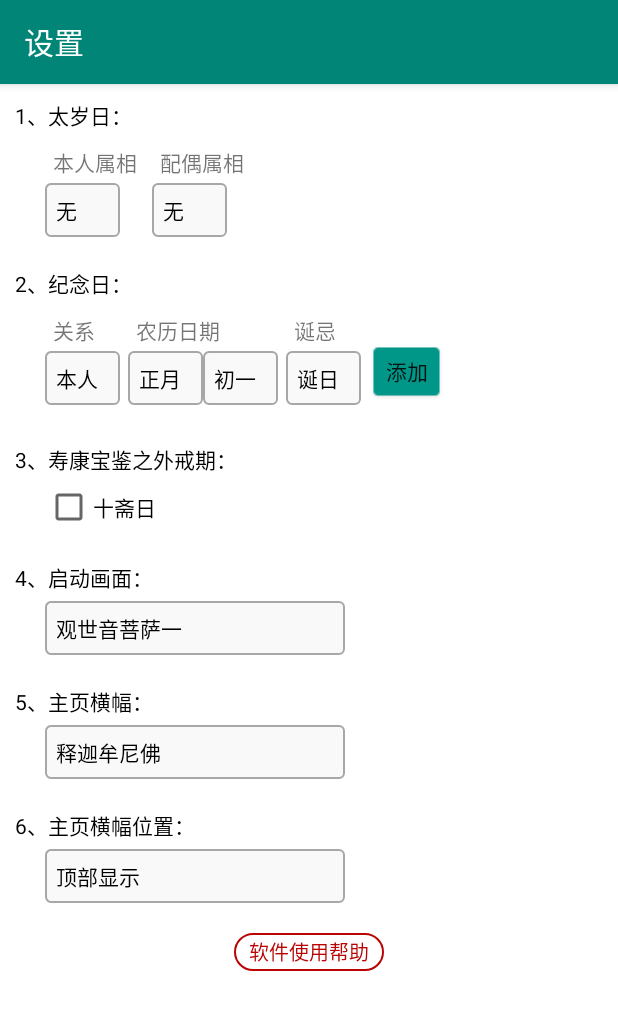
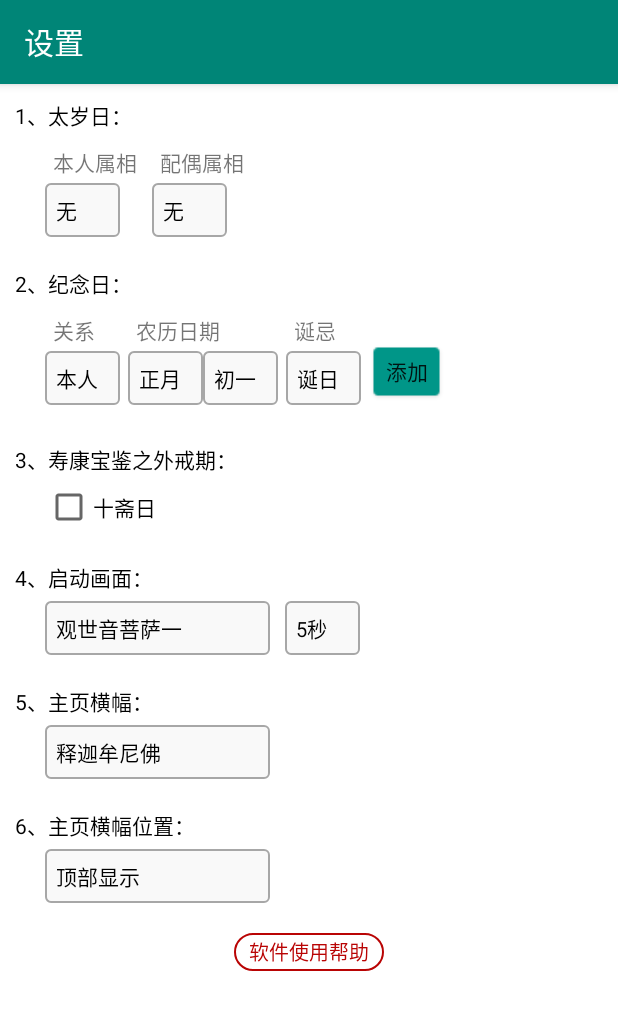
Before and after one commit to wangsc1985/rc, an Android app: the SettingActivity screen opened directly, with no data from a screen before it, on a phone screen of 412 x 824 dp. Shown: the top 1010 px of the screen. Run offline under Robolectric (Android 15) with nearby library versions, the phone set to English and light mode, and no system bars; network calls fail; Roboto replaces fonts that are not available here.

Commit message:
首次提交

```diff
--- a/app/src/main/java/com/wang17/religiouscalendar/activity/SettingActivity.java
+++ b/app/src/main/java/com/wang17/religiouscalendar/activity/SettingActivity.java
@@ -26,7 +26,6 @@ import com.wang17.religiouscalendar.R;
 import com.wang17.religiouscalendar.emnu.MDrelation;
 import com.wang17.religiouscalendar.emnu.MDtype;
 import com.wang17.religiouscalendar.emnu.Zodiac;
-import com.wang17.religiouscalendar.helper.SettingKey;
 import com.wang17.religiouscalendar.helper._Helper;
 import com.wang17.religiouscalendar.helper._Session;
 import com.wang17.religiouscalendar.helper._String;
@@ -42,8 +41,8 @@ import java.util.UUID;
 
 public class SettingActivity extends AppCompatActivity {
 
-    private Spinner spinnerZodiac1, spinnerZodiac2, spinnerMDtype, spinnerMDrelation, spinnerMonth, spinnerDay, spinnerWelcome, spinnerBanner, spinnerBannerPosition;
-    private Button btnAddMD;
+    private Spinner spinner_zodiac1, spinner_zodiac2, spinner_mdtype, spinner_mdrelation, spinner_month, spinner_day, spinner_welcome, spinner_duration, spinner_banner, spinner_bannerPosition;
+    private Button btn_addMD;
     private CheckBox checkBox_szr;
     private TextView textView_guide, textView_update;
 
@@ -62,17 +61,18 @@ public class SettingActivity extends AppCompatActivity {
 
 
         try {
-            spinnerZodiac1 = (Spinner) findViewById(R.id.spinner_zodiac1);
-            spinnerZodiac2 = (Spinner) findViewById(R.id.spinner_zodiac2);
-            spinnerMDtype = (Spinner) findViewById(R.id.spinner_mdtype);
-            spinnerMDrelation = (Spinner) findViewById(R.id.spinner_mdrelation);
-            spinnerMonth = (Spinner) findViewById(R.id.spinner_month);
-            spinnerDay = (Spinner) findViewById(R.id.spinner_day);
-            spinnerWelcome = (Spinner) findViewById(R.id.spinner_buddha);
-            spinnerBanner = (Spinner) findViewById(R.id.spinner_banner);
-            spinnerBannerPosition = (Spinner) findViewById(R.id.spinner_bannerPositio);
+            spinner_zodiac1 = (Spinner) findViewById(R.id.spinner_zodiac1);
+            spinner_zodiac2 = (Spinner) findViewById(R.id.spinner_zodiac2);
+            spinner_mdtype = (Spinner) findViewById(R.id.spinner_mdtype);
+            spinner_mdrelation = (Spinner) findViewById(R.id.spinner_mdrelation);
+            spinner_month = (Spinner) findViewById(R.id.spinner_month);
+            spinner_day = (Spinner) findViewById(R.id.spinner_day);
+            spinner_welcome = (Spinner) findViewById(R.id.spinner_welcome);
+            spinner_duration = (Spinner) findViewById(R.id.spinner_duration);
+            spinner_banner = (Spinner) findViewById(R.id.spinner_banner);
+            spinner_bannerPosition = (Spinner) findViewById(R.id.spinner_bannerPositio);
 
-            btnAddMD = (Button) findViewById(R.id.button_AddMD);
+            btn_addMD = (Button) findViewById(R.id.button_addMD);
             textView_guide = (TextView) findViewById(R.id.textView_guide);
             textView_update = (TextView) findViewById(R.id.textView_update);
 
@@ -95,56 +95,50 @@ public class SettingActivity extends AppCompatActivity {
 //        if (UpdateManager.isUpdate())
 //            textView_update.setVisibility(View.VISIBLE);
 
-        Setting szr = dataContext.getSetting(SettingKey.szr.toString());
+        Setting szr = dataContext.getSetting(Setting.KEYS.szr.toString());
         if (szr == null) {
-            dataContext.addSetting(SettingKey.szr.toString(), false + "");
+            dataContext.addSetting(Setting.KEYS.szr.toString(), false + "");
             checkBox_szr.setChecked(false);
         } else {
             checkBox_szr.setChecked(Boolean.parseBoolean(szr.getValue()));
         }
 
-        this.initializeZodiac(spinnerZodiac1);
-        this.initializeZodiac(spinnerZodiac2);
-        Setting zodiac1 = dataContext.getSetting(SettingKey.zodiac1.toString());
-        Setting zodiac2 = dataContext.getSetting(SettingKey.zodiac2.toString());
+        this.initializeZodiac(spinner_zodiac1);
+        this.initializeZodiac(spinner_zodiac2);
+        Setting zodiac1 = dataContext.getSetting(Setting.KEYS.zodiac1.toString());
+        Setting zodiac2 = dataContext.getSetting(Setting.KEYS.zodiac2.toString());
         if (zodiac1 != null) {
-            spinnerZodiac1.setSelection(Zodiac.fromString(zodiac1.getValue()).toInt());
+            spinner_zodiac1.setSelection(Zodiac.fromString(zodiac1.getValue()).toInt());
         }
         if (zodiac2 != null) {
-            spinnerZodiac2.setSelection(Zodiac.fromString(zodiac2.getValue()).toInt());
+            spinner_zodiac2.setSelection(Zodiac.fromString(zodiac2.getValue()).toInt());
         }
 
         List<String> list = new ArrayList<String>();
         for (int i = 0; i < MDtype.count(); i++) {
             list.add(MDtype.fromInt(i).toString());
         }
-        this.fillSpinner(spinnerMDtype, list);
+        this.fillSpinner(spinner_mdtype, list);
         List<String> list2 = new ArrayList<String>();
         for (int i = 0; i < MDrelation.count(); i++) {
             list2.add(MDrelation.fromInt(i).toString());
         }
-        this.fillSpinner(spinnerMDrelation, list2);
+        this.fillSpinner(spinner_mdrelation, list2);
 
-        this.initializeLunarMonth(spinnerMonth);
-        this.initializeLunarDay(spinnerDay);
+        this.initializeLunarMonth(spinner_month);
+        this.initializeLunarDay(spinner_day);
 
-        this.initializeBuddha(spinnerWelcome);
-        Setting welcome = dataContext.getSetting(SettingKey.welcome.toString());
-        if (welcome != null) {
-            spinnerWelcome.setSelection(Integer.parseInt(welcome.getValue()));
-        }
+        this.initializeWelcome();
+        spinner_welcome.setSelection(Integer.parseInt(dataContext.getSetting(Setting.KEYS.welcome.toString(), 0).getValue()));
 
-        this.initializeBanner(spinnerBanner);
-        Setting banner = dataContext.getSetting(SettingKey.banner.toString());
-        if (banner != null) {
-            spinnerBanner.setSelection(Integer.parseInt(banner.getValue()));
-        }
+        this.initializeDuration();
+        spinner_duration.setSelection(Integer.parseInt(dataContext.getSetting(Setting.KEYS.welcome_duration.toString(), 3).getValue()));
 
-        this.initializeBannerPosition(spinnerBannerPosition);
-        Setting bannerPostion = dataContext.getSetting(SettingKey.bannerPositoin.toString());
-        if (bannerPostion != null) {
-            spinnerBannerPosition.setSelection(Integer.parseInt(bannerPostion.getValue()));
-        }
+        this.initializeBanner();
+        spinner_banner.setSelection(Integer.parseInt(dataContext.getSetting(Setting.KEYS.banner.toString(), 0).getValue()));
+
+        this.initializeBannerPosition();
+        spinner_bannerPosition.setSelection(Integer.parseInt(dataContext.getSetting(Setting.KEYS.bannerPositoin.toString(), 0).getValue()));
 
         List<MemorialDay> memorialDays = dataContext.getMemorialDays();
 
@@ -235,15 +229,15 @@ public class SettingActivity extends AppCompatActivity {
                 calenderChanged = true;
             }
         });
-        btnAddMD.setOnClickListener(new View.OnClickListener() {
+        btn_addMD.setOnClickListener(new View.OnClickListener() {
             @Override
             public void onClick(View v) {
                 try {
                     MemorialDay md = new MemorialDay();
-                    String relation = spinnerMDrelation.getSelectedItem().toString();
-                    String type = spinnerMDtype.getSelectedItem().toString();
-                    String month = spinnerMonth.getSelectedItem().toString();
-                    String day = spinnerDay.getSelectedItem().toString();
+                    String relation = spinner_mdrelation.getSelectedItem().toString();
+                    String type = spinner_mdtype.getSelectedItem().toString();
+                    String month = spinner_month.getSelectedItem().toString();
+                    String day = spinner_day.getSelectedItem().toString();
                     md.setRelation(MDrelation.fromString(relation));
                     md.setType(MDtype.fromString(type));
                     md.setLunarDate(new LunarDate(month, day));
@@ -259,12 +253,12 @@ public class SettingActivity extends AppCompatActivity {
                 }
             }
         });
-        spinnerZodiac1.setOnItemSelectedListener(new AdapterView.OnItemSelectedListener() {
+        spinner_zodiac1.setOnItemSelectedListener(new AdapterView.OnItemSelectedListener() {
             @Override
             public void onItemSelected(AdapterView<?> parent, View view, int position, long id) {
-                Setting setting = dataContext.getSetting(SettingKey.zodiac1.toString());
-                String zodiac = spinnerZodiac1.getItemAtPosition(position).toString();
-                dataContext.editSetting(SettingKey.zodiac1.toString(), zodiac);
+                Setting setting = dataContext.getSetting(Setting.KEYS.zodiac1.toString());
+                String zodiac = spinner_zodiac1.getItemAtPosition(position).toString();
+                dataContext.editSetting(Setting.KEYS.zodiac1.toString(), zodiac);
                 if (setting != null && !setting.getValue().equals(zodiac)) {
                     calenderChanged = true;
                     snackbarSaved();
@@ -276,12 +270,12 @@ public class SettingActivity extends AppCompatActivity {
 
             }
         });
-        spinnerZodiac2.setOnItemSelectedListener(new AdapterView.OnItemSelectedListener() {
+        spinner_zodiac2.setOnItemSelectedListener(new AdapterView.OnItemSelectedListener() {
             @Override
             public void onItemSelected(AdapterView<?> parent, View view, int position, long id) {
-                Setting setting = dataContext.getSetting(SettingKey.zodiac2.toString());
-                String zodiac = spinnerZodiac2.getItemAtPosition(position).toString();
-                dataContext.editSetting(SettingKey.zodiac2.toString(), zodiac);
+                Setting setting = dataContext.getSetting(Setting.KEYS.zodiac2.toString());
+                String zodiac = spinner_zodiac2.getItemAtPosition(position).toString();
+                dataContext.editSetting(Setting.KEYS.zodiac2.toString(), zodiac);
                 if (setting != null && !setting.getValue().equals(zodiac)) {
                     calenderChanged = true;
                     snackbarSaved();
@@ -293,17 +287,12 @@ public class SettingActivity extends AppCompatActivity {
 
             }
         });
-        spinnerWelcome.setOnItemSelectedListener(new AdapterView.OnItemSelectedListener() {
+        spinner_welcome.setOnItemSelectedListener(new AdapterView.OnItemSelectedListener() {
                                                       @Override
                                                       public void onItemSelected(AdapterView<?> parent, View view, int position, long id) {
-                                                         Setting setting = dataContext.getSetting(SettingKey.welcome.toString());
-                                                         if (setting != null) {
-                                                             if (!setting.getValue().equals(spinnerWelcome.getSelectedItemPosition() + "")) {
-                                                                 dataContext.editSetting(SettingKey.welcome.toString(), spinnerWelcome.getSelectedItemPosition() + "");
-                                                                 snackbarSaved();
-                                                             }
-                                                         } else {
-                                                             dataContext.addSetting(SettingKey.welcome.toString(), spinnerWelcome.getSelectedItemPosition() + "");
+                                                          Setting setting = dataContext.getSetting(Setting.KEYS.welcome.toString(), 0);
+                                                          if (!setting.getValue().equals(spinner_welcome.getSelectedItemPosition() + "")) {
+                                                              dataContext.editSetting(Setting.KEYS.welcome.toString(), spinner_welcome.getSelectedItemPosition() + "");
                                                               snackbarSaved();
                                                           }
                                                       }
@@ -315,22 +304,37 @@ public class SettingActivity extends AppCompatActivity {
                                                   }
 
         );
-        spinnerBanner.setOnItemSelectedListener(new AdapterView.OnItemSelectedListener() {
+        spinner_duration.setOnItemSelectedListener(new AdapterView.OnItemSelectedListener() {
+            @Override
+            public void onItemSelected(AdapterView<?> parent, View view, int position, long id) {
+                Setting setting = dataContext.getSetting(Setting.KEYS.welcome_duration.toString(), 3);
+                if (!setting.getValue().equals(spinner_duration.getSelectedItemPosition() + "")) {
+                    dataContext.editSetting(Setting.KEYS.welcome_duration.toString(),(spinner_duration.getSelectedItemPosition()) + "");
+                    snackbarSaved();
+                }
+            }
+
+            @Override
+            public void onNothingSelected(AdapterView<?> parent) {
+
+            }
+        });
+        spinner_banner.setOnItemSelectedListener(new AdapterView.OnItemSelectedListener() {
                                                      @Override
                                                      public void onItemSelected(AdapterView<?> parent, View view, int position,
                                                                                 long id) {
 
-                                                        Setting setting = dataContext.getSetting(SettingKey.banner.toString());
+                                                         Setting setting = dataContext.getSetting(Setting.KEYS.banner.toString());
                                                          if (setting != null) {
-                                                            if (!setting.getValue().equals(spinnerBanner.getSelectedItemPosition() + "")) {
+                                                             if (!setting.getValue().equals(spinner_banner.getSelectedItemPosition() + "")) {
                                                                  bannerChanged = true;
-                                                                dataContext.editSetting(SettingKey.banner.toString(), spinnerBanner.getSelectedItemPosition() + "");
+                                                                 dataContext.editSetting(Setting.KEYS.banner.toString(), spinner_banner.getSelectedItemPosition() + "");
                                                                  snackbarSaved();
                                                              }
                                                          } else {
-                                                            if (spinnerBanner.getSelectedItemPosition() != 0) {
+                                                             if (spinner_banner.getSelectedItemPosition() != 0) {
                                                                  bannerChanged = true;
-                                                                dataContext.addSetting(SettingKey.banner.toString(), spinnerBanner.getSelectedItemPosition() + "");
+                                                                 dataContext.addSetting(Setting.KEYS.banner.toString(), spinner_banner.getSelectedItemPosition() + "");
                                                                  snackbarSaved();
                                                              }
                                                          }
@@ -343,20 +347,20 @@ public class SettingActivity extends AppCompatActivity {
                                                  }
 
         );
-        spinnerBannerPosition.setOnItemSelectedListener(new AdapterView.OnItemSelectedListener() {
+        spinner_bannerPosition.setOnItemSelectedListener(new AdapterView.OnItemSelectedListener() {
             @Override
             public void onItemSelected(AdapterView<?> parent, View view, int position, long id) {
-                Setting setting = dataContext.getSetting(SettingKey.bannerPositoin.toString());
+                Setting setting = dataContext.getSetting(Setting.KEYS.bannerPositoin.toString());
                 if (setting != null) {
-                    if (!setting.getValue().equals(spinnerBannerPosition.getSelectedItemPosition() + "")) {
+                    if (!setting.getValue().equals(spinner_bannerPosition.getSelectedItemPosition() + "")) {
                         bannerPositionChanged = true;
-                        dataContext.editSetting(SettingKey.bannerPositoin.toString(), spinnerBannerPosition.getSelectedItemPosition() + "");
+                        dataContext.editSetting(Setting.KEYS.bannerPositoin.toString(), spinner_bannerPosition.getSelectedItemPosition() + "");
                         snackbarSaved();
                     }
                 } else {
-                    if (spinnerBannerPosition.getSelectedItemPosition() != 0) {
+                    if (spinner_bannerPosition.getSelectedItemPosition() != 0) {
                         bannerPositionChanged = true;
-                        dataContext.addSetting(SettingKey.bannerPositoin.toString(), spinnerBannerPosition.getSelectedItemPosition() + "");
+                        dataContext.addSetting(Setting.KEYS.bannerPositoin.toString(), spinner_bannerPosition.getSelectedItemPosition() + "");
                         snackbarSaved();
                     }
                 }
@@ -369,28 +373,39 @@ public class SettingActivity extends AppCompatActivity {
         });
     }
 
-    private void initializeBannerPosition(Spinner spinner) {
+    private void initializeDuration() {
+        List<String> list = new ArrayList<String>();
+        list.add("2秒");
+        list.add("3秒");
+        list.add("4秒");
+        list.add("5秒");
+        list.add("6秒");
+        list.add("7秒");
+        this.fillSpinner(spinner_duration, list);
+    }
+
+    private void initializeBannerPosition() {
         List<String> list = new ArrayList<String>();
         list.add("顶部显示");
         list.add("下部显示");
         list.add("不显示");
-        this.fillSpinner(spinner, list);
+        this.fillSpinner(spinner_bannerPosition, list);
     }
 
-    private void initializeBanner(Spinner spinner) {
+    private void initializeBanner() {
         List<String> list = new ArrayList<String>();
         for (int i = 0; i < _Session.banners.size(); i++) {
             list.add(_Session.banners.get(i).getListItemString());
         }
-        this.fillSpinner(spinner, list);
+        this.fillSpinner(spinner_banner, list);
     }
 
-    private void initializeBuddha(Spinner spinner) {
+    private void initializeWelcome() {
         List<String> list = new ArrayList<String>();
         for (int i = 0; i < _Session.welcomes.size(); i++) {
             list.add(_Session.welcomes.get(i).getListItemString());
         }
-        this.fillSpinner(spinner, list);
+        this.fillSpinner(spinner_welcome, list);
     }
 
     private void initializeZodiac(Spinner spinner) {
--- a/app/src/main/java/com/wang17/religiouscalendar/helper/SettingKey.java
+++ b/app/src/main/java/com/wang17/religiouscalendar/helper/SettingKey.java
@@ -4,5 +4,4 @@ package com.wang17.religiouscalendar.helper;
  * Created by 阿弥陀佛 on 2016/10/3.
  */
 public enum SettingKey {
-    banner,bannerPositoin,welcome,zodiac1,zodiac2,szr,latestVersionCode
 }
--- a/app/src/main/java/com/wang17/religiouscalendar/model/DataContext.java
+++ b/app/src/main/java/com/wang17/religiouscalendar/model/DataContext.java
@@ -118,10 +118,7 @@ public class DataContext {
         return null;
     }
 
-    public Setting getSetting(String key, Object defaultValue) throws Exception{
-        if(defaultValue==null){
-            throw new Exception("defaultValue不能为空！");
-        }
+    public Setting getSetting(String key, Object defaultValue){
         Setting setting = getSetting(key);
         if (setting == null) {
             this.addSetting(key, defaultValue);
--- a/app/src/main/java/com/wang17/religiouscalendar/model/Setting.java
+++ b/app/src/main/java/com/wang17/religiouscalendar/model/Setting.java
@@ -1,9 +1,4 @@
 package com.wang17.religiouscalendar.model;
-
-import java.io.Serializable;
-import java.util.ArrayList;
-import java.util.List;
-import java.util.UUID;
 
 /**
  * Created by 阿弥陀佛 on 2015/6/30.
@@ -31,7 +26,7 @@ public class Setting {
         this.value = value;
     }
 
-    public enum BuddhaSelection{
-        guanyin001
+    public enum KEYS{
+        banner,bannerPositoin,welcome,welcome_duration,zodiac1,zodiac2,szr,latestVersionCode
     }
 }
--- a/app/src/main/res/layout/include_setting_part2.xml
+++ b/app/src/main/res/layout/include_setting_part2.xml
@@ -128,7 +128,7 @@
                             android:textSize="14dp" />
 
                         <Button
-                            android:id="@+id/button_AddMD"
+                            android:id="@+id/button_addMD"
                             android:layout_width="50dp"
                             android:layout_height="38dp"
                             android:background="@drawable/button_bg"
--- a/app/src/main/res/layout/include_setting_part4.xml
+++ b/app/src/main/res/layout/include_setting_part4.xml
@@ -1,5 +1,6 @@
 <?xml version="1.0" encoding="utf-8"?>
 <LinearLayout xmlns:android="http://schemas.android.com/apk/res/android"
+    xmlns:tools="http://schemas.android.com/tools"
     android:layout_width="match_parent"
     android:layout_height="match_parent"
     android:orientation="vertical">
@@ -12,12 +13,27 @@
         android:textColor="#000000"
         android:textSize="14dp" />
 
-    <Spinner
-        android:id="@+id/spinner_buddha"
-        android:layout_width="200dp"
+    <LinearLayout
+        android:orientation="horizontal"
+        android:layout_width="wrap_content"
         android:layout_height="wrap_content"
         android:layout_marginLeft="20dp"
-        android:layout_marginTop="5dp"
-        android:background="@drawable/spinner_background" />
+        android:layout_marginTop="5dp">
+
+        <Spinner
+            android:id="@+id/spinner_welcome"
+            android:layout_width="150dp"
+            android:layout_height="wrap_content"
+            android:background="@drawable/spinner_background"
+            android:layout_weight="1" />
+
+        <Spinner
+            android:layout_width="match_parent"
+            android:layout_height="wrap_content"
+            android:id="@+id/spinner_duration"
+            android:layout_weight="1"
+            android:background="@drawable/spinner_background"
+            android:layout_marginLeft="10dp" />
+    </LinearLayout>
 
 </LinearLayout>
--- a/app/src/main/res/layout/include_setting_part5.xml
+++ b/app/src/main/res/layout/include_setting_part5.xml
@@ -14,7 +14,7 @@
 
     <Spinner
         android:id="@+id/spinner_banner"
-        android:layout_width="200dp"
+        android:layout_width="150dp"
         android:layout_height="wrap_content"
         android:layout_marginLeft="20dp"
         android:layout_marginTop="5dp"
--- a/app/src/main/res/layout/include_setting_part6.xml
+++ b/app/src/main/res/layout/include_setting_part6.xml
@@ -14,7 +14,7 @@
 
     <Spinner
         android:id="@+id/spinner_bannerPositio"
-        android:layout_width="200dp"
+        android:layout_width="150dp"
         android:layout_height="wrap_content"
         android:layout_marginLeft="20dp"
         android:layout_marginTop="5dp"
```
Also changed, not shown: app/src/main/AndroidManifest.xml (+5 -4 lines), app/src/main/java/com/wang17/religiouscalendar/activity/MainActivity.java (+122 -115 lines), app/src/main/java/com/wang17/religiouscalendar/activity/WelcomeActivity.java (+4 -4 lines), app/src/main/res/layout/content_main.xml (+20 -7 lines). Lines whose indentation alone changed are shown as unchanged.
